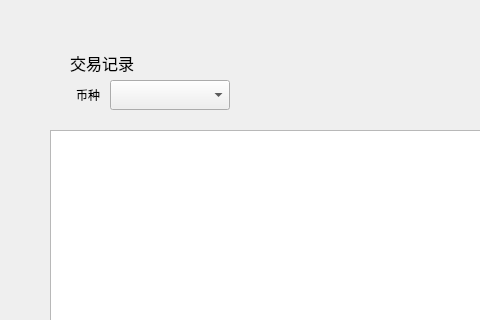
Qt form transfer/transferrecordwidget.ui (HcashOrg/hx-indicator) before a commit; both pictures show x 0 to 480 and y 0 to 320 of the 770 by 530 pixel window.
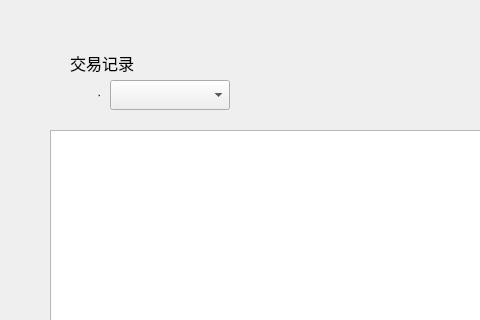
The same form after that commit.

Diff of the .ui file:
```diff
--- a/transfer/transferrecordwidget.ui
+++ b/transfer/transferrecordwidget.ui
@@ -136,9 +136,16 @@
    </property>
    <property name="font">
     <font>
-     <family>Leelawadee UI</family>
+     <family>&quot;微软雅黑&quot;</family>
+     <pointsize>-1</pointsize>
+     <weight>50</weight>
+     <italic>false</italic>
+     <bold>false</bold>
     </font>
    </property>
+   <property name="styleSheet">
+    <string notr="true">font: 14px \&quot;微软雅黑\&quot;;</string>
+   </property>
    <property name="text">
     <string>币种</string>
    </property>
```
